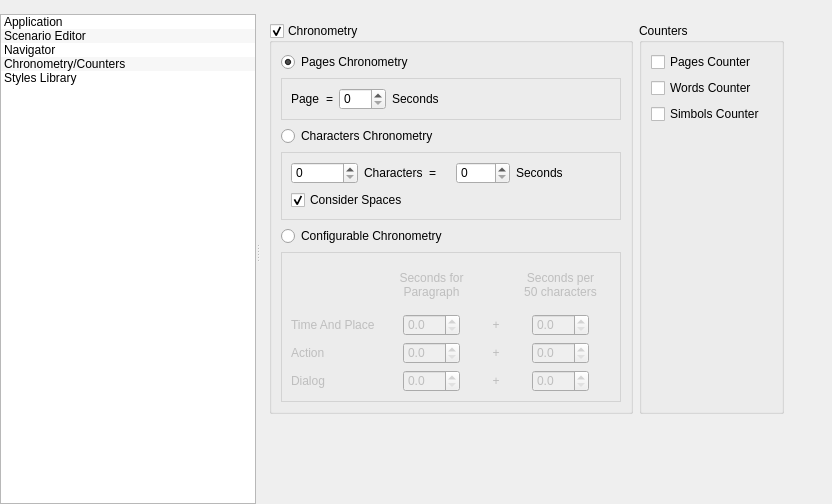
Old version of the form src/bin/Scenarist/UserInterfaceLayer/Settings/SettingsView.ui in the repository dimkanovikov/KITScenarist.
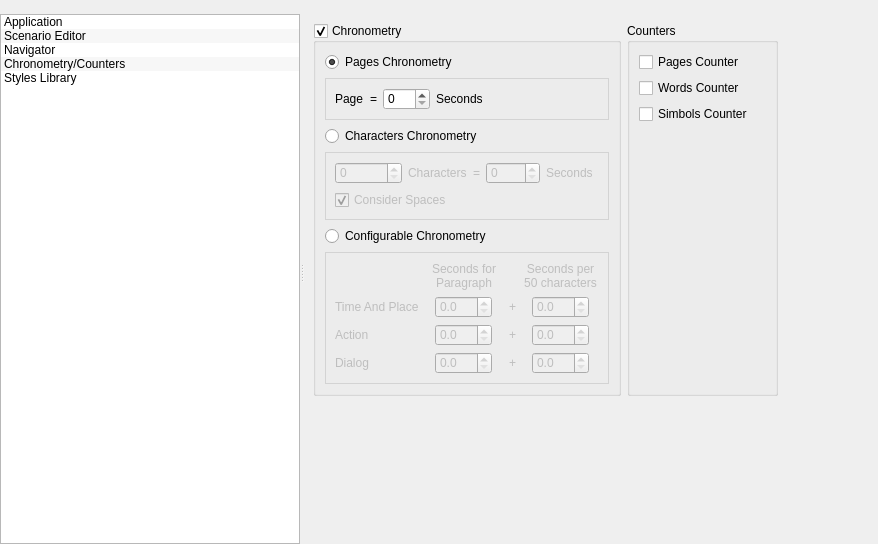
New version of the form. The open tabs and pages were chosen to show the change. Icons and pictures are not drawn. Custom widgets are drawn as their Qt base class.

Commit message: Implement find and replace functionality

What changed in the file:
```diff
--- a/src/bin/Scenarist/UserInterfaceLayer/Settings/SettingsView.ui
+++ b/src/bin/Scenarist/UserInterfaceLayer/Settings/SettingsView.ui
@@ -6,8 +6,8 @@
    <rect>
     <x>0</x>
     <y>0</y>
-    <width>832</width>
-    <height>504</height>
+    <width>878</width>
+    <height>544</height>
    </rect>
   </property>
   <property name="windowTitle">
@@ -1498,31 +1498,31 @@
            </item>
            <item row="1" column="0">
             <widget class="QWidget" name="chronometryPageWidget" native="true">
-             <layout class="QGridLayout" name="gridLayout_16">
+             <layout class="QGridLayout" name="gridLayout_15">
+              <item row="0" column="2">
+               <widget class="QWidget" name="widget_2" native="true">
+                <property name="sizePolicy">
+                 <sizepolicy hsizetype="Expanding" vsizetype="Preferred">
+                  <horstretch>1</horstretch>
+                  <verstretch>0</verstretch>
+                 </sizepolicy>
+                </property>
+               </widget>
+              </item>
               <item row="0" column="1">
                <widget class="QGroupBox" name="countersGroup">
+                <property name="sizePolicy">
+                 <sizepolicy hsizetype="Preferred" vsizetype="Preferred">
+                  <horstretch>0</horstretch>
+                  <verstretch>0</verstretch>
+                 </sizepolicy>
+                </property>
                 <property name="title">
                  <string>Counters</string>
                 </property>
-                <layout class="QGridLayout" name="gridLayout_15">
-                 <item row="3" column="0">
-                  <spacer name="verticalSpacer_2">
-                   <property name="orientation">
-                    <enum>Qt::Vertical</enum>
-                   </property>
-                   <property name="sizeHint" stdset="0">
-                    <size>
-                     <width>20</width>
-                     <height>40</height>
-                    </size>
-                   </property>
-                  </spacer>
-                 </item>
+                <layout class="QGridLayout" name="gridLayout_4">
                  <item row="2" column="0">
                   <layout class="QHBoxLayout" name="horizontalLayout_2">
-                   <property name="spacing">
-                    <number>0</number>
-                   </property>
                    <item>
                     <widget class="QCheckBox" name="simbolsCounter">
                      <property name="text">
@@ -1557,18 +1557,8 @@
                    </item>
                   </layout>
                  </item>
-                 <item row="1" column="0">
-                  <widget class="QCheckBox" name="wordsCounter">
-                   <property name="text">
-                    <string>Words Counter</string>
-                   </property>
-                  </widget>
-                 </item>
                  <item row="0" column="0">
                   <layout class="QHBoxLayout" name="horizontalLayout">
-                   <property name="spacing">
-                    <number>0</number>
-                   </property>
                    <item>
                     <widget class="QCheckBox" name="pagesCounter">
                      <property name="text">
@@ -1603,22 +1593,29 @@
                    </item>
                   </layout>
                  </item>
+                 <item row="1" column="0">
+                  <widget class="QCheckBox" name="wordsCounter">
+                   <property name="text">
+                    <string>Words Counter</string>
+                   </property>
+                  </widget>
+                 </item>
+                 <item row="3" column="0">
+                  <spacer name="verticalSpacer_5">
+                   <property name="orientation">
+                    <enum>Qt::Vertical</enum>
+                   </property>
+                   <property name="sizeHint" stdset="0">
+                    <size>
+                     <width>20</width>
+                     <height>40</height>
+                    </size>
+                   </property>
+                  </spacer>
+                 </item>
                 </layout>
                </widget>
               </item>
-              <item row="0" column="2">
-               <spacer name="horizontalSpacer_5">
-                <property name="orientation">
-                 <enum>Qt::Horizontal</enum>
-                </property>
-                <property name="sizeHint" stdset="0">
-                 <size>
-                  <width>40</width>
-                  <height>20</height>
-                 </size>
-                </property>
-               </spacer>
-              </item>
               <item row="0" column="0">
                <widget class="QGroupBox" name="chronometryGroup">
                 <property name="title">
@@ -1627,30 +1624,207 @@
                 <property name="checkable">
                  <bool>true</bool>
                 </property>
-                <layout class="QGridLayout" name="gridLayout_4">
-                 <item row="5" column="0">
+                <layout class="QVBoxLayout" name="verticalLayout_4">
+                 <item>
+                  <layout class="QHBoxLayout" name="horizontalLayout_7">
+                   <item>
+                    <widget class="QRadioButton" name="pagesChronometry">
+                     <property name="text">
+                      <string>Pages Chronometry</string>
+                     </property>
+                     <property name="checked">
+                      <bool>true</bool>
+                     </property>
+                    </widget>
+                   </item>
+                   <item>
+                    <widget class="QLabel" name="label_29">
+                     <property name="maximumSize">
+                      <size>
+                       <width>16</width>
+                       <height>16</height>
+                      </size>
+                     </property>
+                     <property name="cursor">
+                      <cursorShape>WhatsThisCursor</cursorShape>
+                     </property>
+                     <property name="toolTip">
+                      <string>For standard style and compatible</string>
+                     </property>
+                     <property name="text">
+                      <string/>
+                     </property>
+                     <property name="pixmap">
+                      <pixmap resource="../../Resources/Resources.qrc">:/Graphics/Icons/help.png</pixmap>
+                     </property>
+                     <property name="scaledContents">
+                      <bool>true</bool>
+                     </property>
+                    </widget>
+                   </item>
+                   <item>
+                    <spacer name="horizontalSpacer_18">
+                     <property name="orientation">
+                      <enum>Qt::Horizontal</enum>
+                     </property>
+                     <property name="sizeHint" stdset="0">
+                      <size>
+                       <width>40</width>
+                       <height>20</height>
+                      </size>
+                     </property>
+                    </spacer>
+                   </item>
+                  </layout>
+                 </item>
+                 <item>
+                  <widget class="QGroupBox" name="pagesChronometryGroup">
+                   <property name="enabled">
+                    <bool>true</bool>
+                   </property>
+                   <property name="title">
+                    <string/>
+                   </property>
+                   <layout class="QHBoxLayout" name="horizontalLayout_8">
+                    <item>
+                     <widget class="QLabel" name="label_4">
+                      <property name="text">
+                       <string>Page</string>
+                      </property>
+                     </widget>
+                    </item>
+                    <item>
+                     <widget class="QLabel" name="label_27">
+                      <property name="text">
+                       <string>=</string>
+                      </property>
+                     </widget>
+                    </item>
+                    <item>
+                     <widget class="QSpinBox" name="pagesChronometrySeconds">
+                      <property name="maximum">
+                       <number>100</number>
+                      </property>
+                     </widget>
+                    </item>
+                    <item>
+                     <widget class="QLabel" name="label_28">
+                      <property name="text">
+                       <string>Seconds</string>
+                      </property>
+                     </widget>
+                    </item>
+                    <item>
+                     <spacer name="horizontalSpacer_6">
+                      <property name="orientation">
+                       <enum>Qt::Horizontal</enum>
+                      </property>
+                      <property name="sizeType">
+                       <enum>QSizePolicy::MinimumExpanding</enum>
+                      </property>
+                      <property name="sizeHint" stdset="0">
+                       <size>
+                        <width>0</width>
+                        <height>20</height>
+                       </size>
+                      </property>
+                     </spacer>
+                    </item>
+                   </layout>
+                  </widget>
+                 </item>
+                 <item>
+                  <widget class="QRadioButton" name="charactersChronometry">
+                   <property name="text">
+                    <string>Characters Chronometry</string>
+                   </property>
+                  </widget>
+                 </item>
+                 <item>
+                  <widget class="QGroupBox" name="charactersChronometryGroup">
+                   <property name="enabled">
+                    <bool>false</bool>
+                   </property>
+                   <property name="title">
+                    <string/>
+                   </property>
+                   <layout class="QGridLayout" name="gridLayout_14">
+                    <item row="0" column="0">
+                     <widget class="QSpinBox" name="charactersChronometryCharacters">
+                      <property name="maximum">
+                       <number>100000</number>
+                      </property>
+                     </widget>
+                    </item>
+                    <item row="0" column="2">
+                     <widget class="QLabel" name="label_6">
+                      <property name="text">
+                       <string>=</string>
+                      </property>
+                     </widget>
+                    </item>
+                    <item row="0" column="3">
+                     <widget class="QSpinBox" name="charactersChronometrySeconds">
+                      <property name="maximum">
+                       <number>1000</number>
+                      </property>
+                     </widget>
+                    </item>
+                    <item row="0" column="4">
+                     <widget class="QLabel" name="label_7">
+                      <property name="text">
+                       <string>Seconds</string>
+                      </property>
+                     </widget>
+                    </item>
+                    <item row="0" column="1">
+                     <widget class="QLabel" name="label_5">
+                      <property name="text">
+                       <string>Characters</string>
+                      </property>
+                     </widget>
+                    </item>
+                    <item row="1" column="0" colspan="7">
+                     <widget class="QCheckBox" name="charactersChronometryConsiderSpaces">
+                      <property name="text">
+                       <string>Consider Spaces</string>
+                      </property>
+                      <property name="checked">
+                       <bool>true</bool>
+                      </property>
+                     </widget>
+                    </item>
+                    <item row="0" column="5" colspan="2">
+                     <spacer name="horizontalSpacer_7">
+                      <property name="orientation">
+                       <enum>Qt::Horizontal</enum>
+                      </property>
+                      <property name="sizeType">
+                       <enum>QSizePolicy::MinimumExpanding</enum>
+                      </property>
+                      <property name="sizeHint" stdset="0">
+                       <size>
+                        <width>0</width>
+                        <height>20</height>
+                       </size>
+                      </property>
+                     </spacer>
+                    </item>
+                   </layout>
+                  </widget>
+                 </item>
+                 <item>
+                  <widget class="QRadioButton" name="configurableChronometry">
+                   <property name="text">
+                    <string>Configurable Chronometry</string>
+                   </property>
+                  </widget>
+                 </item>
+                 <item>
                   <widget class="QGroupBox" name="configurableChronometryGroup">
                    <property name="enabled">
                     <bool>false</bool>
                    </property>
-                   <property name="sizePolicy">
-                    <sizepolicy hsizetype="Preferred" vsizetype="Preferred">
-                     <horstretch>0</horstretch>
-                     <verstretch>0</verstretch>
-                    </sizepolicy>
-                   </property>
-                   <property name="minimumSize">
-                    <size>
-                     <width>340</width>
-                     <height>150</height>
-                    </size>
-                   </property>
-                   <property name="maximumSize">
-                    <size>
-                     <width>340</width>
-                     <height>150</height>
-                    </size>
-                   </property>
                    <property name="title">
                     <string/>
                    </property>
@@ -1853,210 +2027,18 @@
                    </layout>
                   </widget>
                  </item>
-                 <item row="3" column="0">
-                  <widget class="QGroupBox" name="charactersChronometryGroup">
-                   <property name="title">
-                    <string/>
-                   </property>
-                   <layout class="QGridLayout" name="gridLayout_14">
-                    <item row="0" column="0">
-                     <widget class="QSpinBox" name="charactersChronometryCharacters">
-                      <property name="maximum">
-                       <number>100000</number>
-                      </property>
-                     </widget>
-                    </item>
-                    <item row="0" column="2">
-                     <widget class="QLabel" name="label_6">
-                      <property name="text">
-                       <string>=</string>
-                      </property>
-                     </widget>
-                    </item>
-                    <item row="0" column="3">
-                     <widget class="QSpinBox" name="charactersChronometrySeconds">
-                      <property name="maximum">
-                       <number>1000</number>
-                      </property>
-                     </widget>
-                    </item>
-                    <item row="0" column="4">
-                     <widget class="QLabel" name="label_7">
-                      <property name="text">
-                       <string>Seconds</string>
-                      </property>
-                     </widget>
-                    </item>
-                    <item row="0" column="1">
-                     <widget class="QLabel" name="label_5">
-                      <property name="text">
-                       <string>Characters</string>
-                      </property>
-                     </widget>
-                    </item>
-                    <item row="1" column="0" colspan="7">
-                     <widget class="QCheckBox" name="charactersChronometryConsiderSpaces">
-                      <property name="text">
-                       <string>Consider Spaces</string>
-                      </property>
-                      <property name="checked">
-                       <bool>true</bool>
-                      </property>
-                     </widget>
-                    </item>
-                    <item row="0" column="5" colspan="2">
-                     <spacer name="horizontalSpacer_7">
-                      <property name="orientation">
-                       <enum>Qt::Horizontal</enum>
-                      </property>
-                      <property name="sizeType">
-                       <enum>QSizePolicy::MinimumExpanding</enum>
-                      </property>
-                      <property name="sizeHint" stdset="0">
-                       <size>
-                        <width>0</width>
-                        <height>20</height>
-                       </size>
-                      </property>
-                     </spacer>
-                    </item>
-                   </layout>
-                  </widget>
-                 </item>
-                 <item row="2" column="0">
-                  <widget class="QRadioButton" name="charactersChronometry">
-                   <property name="text">
-                    <string>Characters Chronometry</string>
-                   </property>
-                  </widget>
-                 </item>
-                 <item row="1" column="0">
-                  <widget class="QGroupBox" name="pagesChronometryGroup">
-                   <property name="title">
-                    <string/>
-                   </property>
-                   <layout class="QHBoxLayout" name="horizontalLayout_7">
-                    <item>
-                     <widget class="QLabel" name="label_4">
-                      <property name="text">
-                       <string>Page</string>
-                      </property>
-                     </widget>
-                    </item>
-                    <item>
-                     <widget class="QLabel" name="label_27">
-                      <property name="text">
-                       <string>=</string>
-                      </property>
-                     </widget>
-                    </item>
-                    <item>
-                     <widget class="QSpinBox" name="pagesChronometrySeconds">
-                      <property name="maximum">
-                       <number>100</number>
-                      </property>
-                     </widget>
-                    </item>
-                    <item>
-                     <widget class="QLabel" name="label_28">
-                      <property name="text">
-                       <string>Seconds</string>
-                      </property>
-                     </widget>
-                    </item>
-                    <item>
-                     <spacer name="horizontalSpacer_6">
-                      <property name="orientation">
-                       <enum>Qt::Horizontal</enum>
-                      </property>
-                      <property name="sizeType">
-                       <enum>QSizePolicy::MinimumExpanding</enum>
-                      </property>
-                      <property name="sizeHint" stdset="0">
-                       <size>
-                        <width>0</width>
-                        <height>20</height>
-                       </size>
-                      </property>
-                     </spacer>
-                    </item>
-                   </layout>
-                  </widget>
-                 </item>
-                 <item row="4" column="0">
-                  <widget class="QRadioButton" name="configurableChronometry">
-                   <property name="text">
-                    <string>Configurable Chronometry</string>
-                   </property>
-                  </widget>
-                 </item>
-                 <item row="0" column="0">
-                  <layout class="QHBoxLayout" name="horizontalLayout_8">
-                   <item>
-                    <widget class="QRadioButton" name="pagesChronometry">
-                     <property name="text">
-                      <string>Pages Chronometry</string>
-                     </property>
-                     <property name="checked">
-                      <bool>true</bool>
-                     </property>
-                    </widget>
-                   </item>
-                   <item>
-                    <widget class="QLabel" name="label_29">
-                     <property name="maximumSize">
-                      <size>
-                       <width>16</width>
-                       <height>16</height>
-                      </size>
-                     </property>
-                     <property name="cursor">
-                      <cursorShape>WhatsThisCursor</cursorShape>
-                     </property>
-                     <property name="toolTip">
-                      <string>For standard style and compatible</string>
-                     </property>
-                     <property name="text">
-                      <string/>
-                     </property>
-                     <property name="pixmap">
-                      <pixmap resource="../../Resources/Resources.qrc">:/Graphics/Icons/help.png</pixmap>
-                     </property>
-                     <property name="scaledContents">
-                      <bool>true</bool>
-                     </property>
-                    </widget>
-                   </item>
-                   <item>
-                    <spacer name="horizontalSpacer_18">
-                     <property name="orientation">
-                      <enum>Qt::Horizontal</enum>
-                     </property>
-                     <property name="sizeHint" stdset="0">
-                      <size>
-                       <width>40</width>
-                       <height>20</height>
-                      </size>
-                     </property>
-                    </spacer>
-                   </item>
-                  </layout>
-                 </item>
                 </layout>
                </widget>
               </item>
               <item row="1" column="0">
-               <spacer name="verticalSpacer_5">
-                <property name="orientation">
-                 <enum>Qt::Vertical</enum>
+               <widget class="QWidget" name="widget" native="true">
+                <property name="sizePolicy">
+                 <sizepolicy hsizetype="Preferred" vsizetype="Expanding">
+                  <horstretch>0</horstretch>
+                  <verstretch>1</verstretch>
+                 </sizepolicy>
                 </property>
-                <property name="sizeHint" stdset="0">
-                 <size>
-                  <width>20</width>
-                  <height>40</height>
-                 </size>
-                </property>
-               </spacer>
+               </widget>
               </item>
              </layout>
             </widget>
```
Left out of the diff: 3 changed lines with no effect on the pictures. The commit also changes 2 other files.
